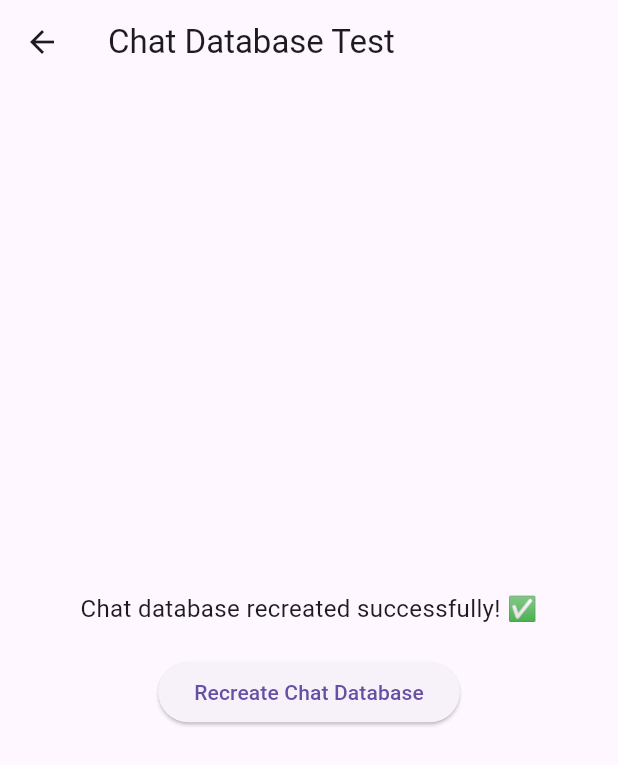
After one commit to tungtungtungtungtungtungsahur/mobile-abp, a Flutter app: the ChatDatabaseTest screen opened directly, after a tap on "Recreate Chat Database", on a phone screen of 412 x 824 dp. The commit adds this screen. Shown: the top 765 px of the screen. Run offline on Flutter 3.47's test engine with Material 3 defaults, Android fonts, the phone set to English and light mode, and no system bars; our stand-ins replace cloud_firestore, firebase_auth, firebase_core, image_picker; accounts and stored records are empty; Roboto replaces fonts that are missing (Poppins).

Commit message:
add button chat at cart

```diff
--- /dev/null
+++ b/lib/chat_database_test.dart
@@ -0,0 +1,67 @@
+import 'package:flutter/material.dart';
+import 'services/chat_service.dart';
+
+class ChatDatabaseTest extends StatefulWidget {
+  const ChatDatabaseTest({super.key});
+
+  @override
+  State<ChatDatabaseTest> createState() => _ChatDatabaseTestState();
+}
+
+class _ChatDatabaseTestState extends State<ChatDatabaseTest> {
+  String _status = 'Ready to recreate chat database';
+  bool _isLoading = false;
+
+  Future<void> _recreateDatabase() async {
+    setState(() {
+      _isLoading = true;
+      _status = 'Recreating chat database...';
+    });
+
+    try {
+      await ChatService.recreateChatDatabase();
+      setState(() {
+        _status = 'Chat database recreated successfully! ✅';
+      });
+    } catch (e) {
+      setState(() {
+        _status = 'Error: $e ❌';
+      });
+    } finally {
+      setState(() {
+        _isLoading = false;
+      });
+    }
+  }
+
+  @override
+  Widget build(BuildContext context) {
+    return Scaffold(
+      appBar: AppBar(
+        title: const Text('Chat Database Test'),
+      ),
+      body: Center(
+        child: Padding(
+          padding: const EdgeInsets.all(16.0),
+          child: Column(
+            mainAxisAlignment: MainAxisAlignment.center,
+            children: [
+              Text(
+                _status,
+                style: const TextStyle(fontSize: 16),
+                textAlign: TextAlign.center,
+              ),
+              const SizedBox(height: 20),
+              ElevatedButton(
+                onPressed: _isLoading ? null : _recreateDatabase,
+                child: _isLoading
+                    ? const CircularProgressIndicator()
+                    : const Text('Recreate Chat Database'),
+              ),
+            ],
+          ),
+        ),
+      ),
+    );
+  }
+}
--- /dev/null
+++ b/lib/services/chat_service.dart
@@ -0,0 +1,145 @@
+import 'package:cloud_firestore/cloud_firestore.dart';
+import 'package:firebase_auth/firebase_auth.dart';
+
+class ChatService {
+  static final FirebaseFirestore _firestore = FirebaseFirestore.instance;
+  static final FirebaseAuth _auth = FirebaseAuth.instance;
+
+  // Recreate chat database structure
+  static Future<void> recreateChatDatabase() async {
+    try {
+      // Create chats collection if it doesn't exist
+      final chatsRef = _firestore.collection('chats');
+      final chatsSnapshot = await chatsRef.limit(1).get();
+
+      if (chatsSnapshot.docs.isEmpty) {
+        // Create a sample chat document
+        final currentUser = _auth.currentUser;
+        if (currentUser != null) {
+          final sampleChatId =
+              'sample_chat_${DateTime.now().millisecondsSinceEpoch}';
+
+          // Create chat document
+          await chatsRef.doc(sampleChatId).set({
+            'participants': [currentUser.uid],
+            'lastMessage': '',
+            'lastMessageTime': FieldValue.serverTimestamp(),
+            'createdAt': FieldValue.serverTimestamp(),
+          });
+
+          // Create messages subcollection
+          final messagesRef = chatsRef.doc(sampleChatId).collection('messages');
+          await messagesRef.add({
+            'senderId': currentUser.uid,
+            'message': 'Selamat datang di chat!',
+            'timestamp': FieldValue.serverTimestamp(),
+            'read': true,
+          });
+
+          // Update last message
+          await chatsRef.doc(sampleChatId).update({
+            'lastMessage': 'Selamat datang di chat!',
+            'lastMessageTime': FieldValue.serverTimestamp(),
+          });
+        }
+      }
+
+      print('Chat database structure recreated successfully');
+    } catch (e) {
+      print('Error recreating chat database: $e');
+      rethrow;
+    }
+  }
+
+  // Get chat messages
+  static Stream<QuerySnapshot> getChatMessages(String chatId) {
+    return _firestore
+        .collection('chats')
+        .doc(chatId)
+        .collection('messages')
+        .orderBy('timestamp', descending: true)
+        .snapshots();
+  }
+
+  // Send message
+  static Future<void> sendMessage({
+    required String chatId,
+    required String message,
+    required String receiverId,
+    Map<String, dynamic>? productInfo,
+  }) async {
+    final currentUser = _auth.currentUser;
+    if (currentUser == null) return;
+
+    final messageData = {
+      'senderId': currentUser.uid,
+      'receiverId': receiverId,
+      'message': message,
+      'timestamp': FieldValue.serverTimestamp(),
+      'read': false,
+      'productInfo': productInfo,
+    };
+
+    // Add message to messages subcollection
+    await _firestore
+        .collection('chats')
+        .doc(chatId)
+        .collection('messages')
+        .add(messageData);
+
+    // Update last message in chat document
+    await _firestore.collection('chats').doc(chatId).update({
+      'lastMessage': message,
+      'lastMessageTime': FieldValue.serverTimestamp(),
+    });
+  }
+
+  // Mark messages as read
+  static Future<void> markMessagesAsRead(String chatId) async {
+    final currentUser = _auth.currentUser;
+    if (currentUser == null) return;
+
+    final messages = await _firestore
+        .collection('chats')
+        .doc(chatId)
+        .collection('messages')
+        .where('receiverId', isEqualTo: currentUser.uid)
+        .where('read', isEqualTo: false)
+        .get();
+
+    for (var doc in messages.docs) {
+      await doc.reference.update({'read': true});
+    }
+  }
+
+  // Get or create chat
+  static Future<String> getOrCreateChat({
+    required String receiverId,
+    Map<String, dynamic>? productInfo,
+  }) async {
+    final currentUser = _auth.currentUser;
+    if (currentUser == null) return '';
+
+    // Create a unique chat ID
+    final users = [currentUser.uid, receiverId]..sort();
+    final productId = productInfo?['id']?.toString() ?? '';
+    final productName = productInfo?['name']?.toString() ?? '';
+
+    final chatId =
+        '${users.join('_')}_${productId.isNotEmpty ? productId : productName.hashCode}';
+
+    // Check if chat exists
+    final chatDoc = await _firestore.collection('chats').doc(chatId).get();
+    if (!chatDoc.exists) {
+      await _firestore.collection('chats').doc(chatId).set({
+        'participants': users,
+        'productInfo': productInfo,
+        'lastMessage': '',
+        'lastMessageTime': FieldValue.serverTimestamp(),
+        'createdAt': FieldValue.serverTimestamp(),
+      });
+    }
+
+    return chatId;
+  }
+}
```
Also changed, not shown: lib/cart.dart (+6 -4 lines).
